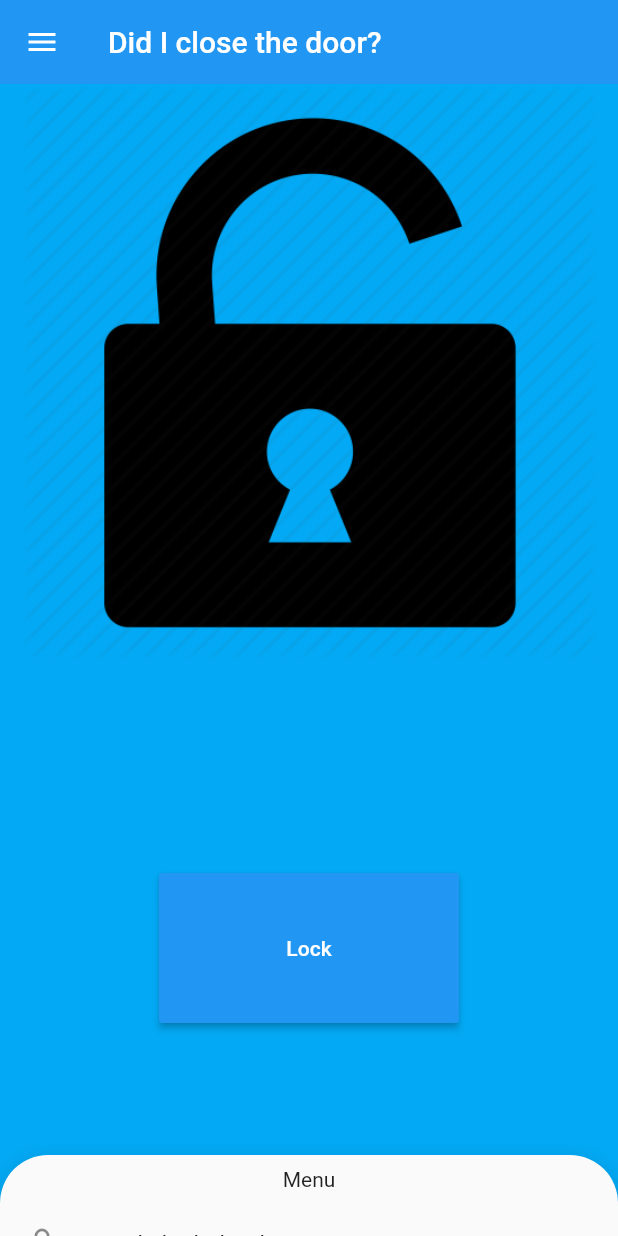
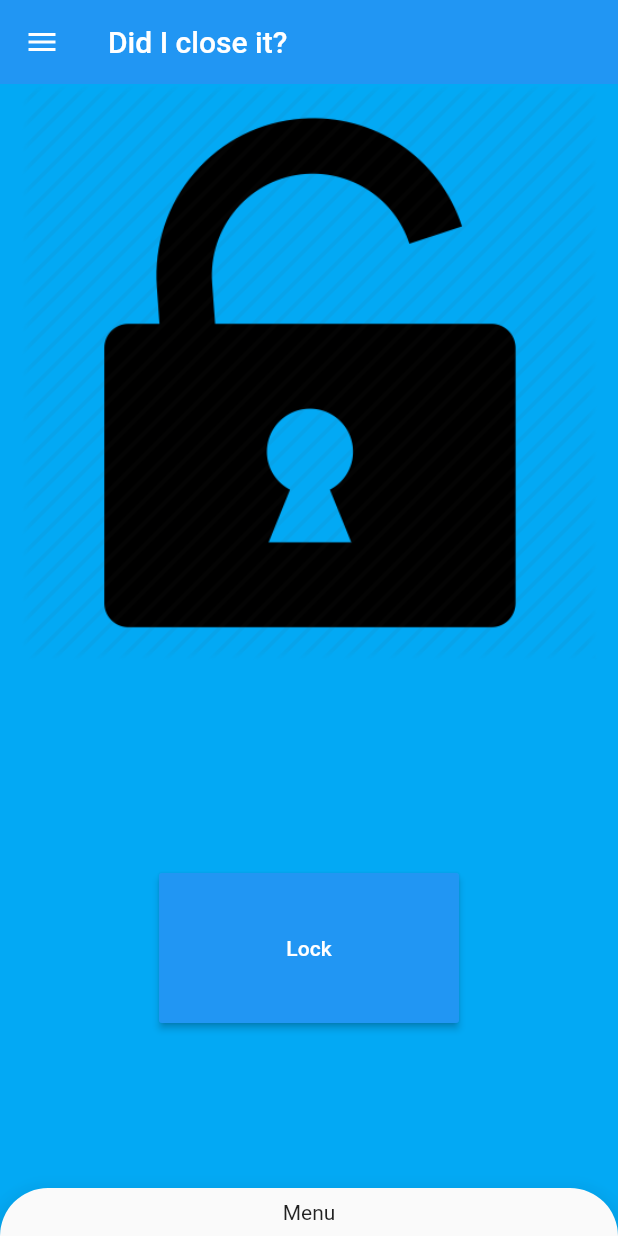
Before and after one commit to magicleon94/Did-I-close-it, a Flutter app: the screen it shows after launch, on a phone screen of 412 x 824 dp. Run offline on Flutter 3.47's test engine with Material 2 defaults, Android fonts, the phone set to English and light mode, and no system bars; our stand-ins replace shared_preferences.

Commit message:
Ripristinata l'appbar originale

```diff
--- a/did_i_close_it/lib/HomeScreen.dart
+++ b/did_i_close_it/lib/HomeScreen.dart
@@ -41,12 +41,29 @@ class _HomeScreenState extends State<HomeScreen>
     super.dispose();
     controller.dispose();
   }
-
+ bool get isFrontPanelVisible {
+    final AnimationStatus status = controller.status;
+    return status == AnimationStatus.completed ||
+        status == AnimationStatus.forward;
+  }
   @override
   Widget build(BuildContext context) {
     if (ready){
       return new Scaffold(
           resizeToAvoidBottomPadding: false,
+          appBar: new AppBar(
+            title: new Text("Did I close it?"),
+            elevation: 0.0,
+            leading: new IconButton(
+              onPressed: () {
+                controller.fling(velocity: isFrontPanelVisible ? -1.0 : 1.0);
+              },
+              icon: new AnimatedIcon(
+                icon: AnimatedIcons.menu_close,
+                progress: controller.view,
+              ),
+            ),
+          ),
           body: TwoPanels(
                 controller: this.controller,
                 prefs: this.prefs,
--- a/did_i_close_it/lib/TwoPanels.dart
+++ b/did_i_close_it/lib/TwoPanels.dart
@@ -47,7 +47,7 @@ class _TwoPanelState extends State<TwoPanels> {
 
   Animation<RelativeRect> getPanelAnimation(BoxConstraints constraints) {
     final height = constraints.biggest.height;
-    final backPanelHeight = height - 110.0;- header_height;
+    final backPanelHeight = height - header_height;
     final frontPanelHeight = -header_height;
 
     return new RelativeRectTween(
@@ -60,19 +60,7 @@ class _TwoPanelState extends State<TwoPanels> {
 
   Widget bothPanels(BuildContext context, BoxConstraints constraints) {
     return new Scaffold(
-      appBar: new AppBar(
-            title: new Text(titles[_selectedDrawerIndex]),
-            elevation: 0.0,
-            leading: new IconButton(
-              onPressed: () {
-                widget.controller.fling(velocity: isFrontPanelVisible ? -1.0 : 1.0);
-              },
-              icon: new AnimatedIcon(
-                icon: AnimatedIcons.menu_close,
-                progress: widget.controller.view,
-              ),
-            ),
-          ),
+
       body: new Stack(
         children: <Widget>[
           _getDrawerItemWidget(_selectedDrawerIndex),
```
